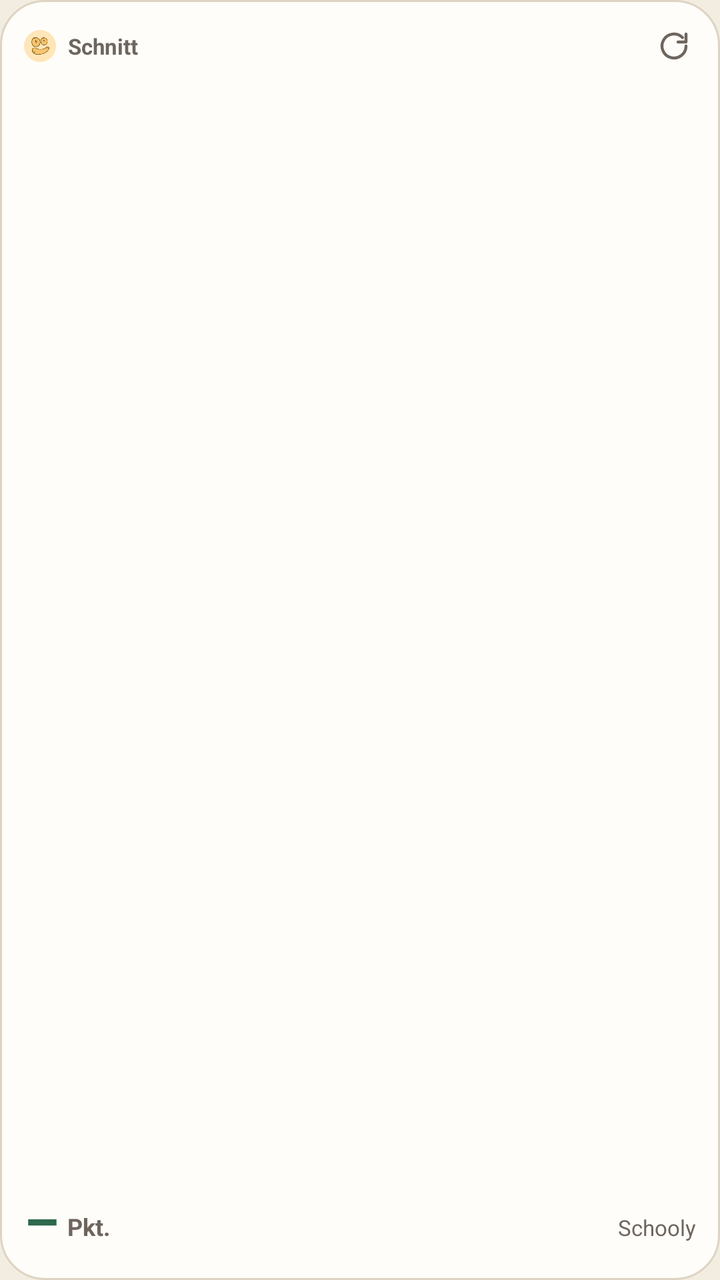
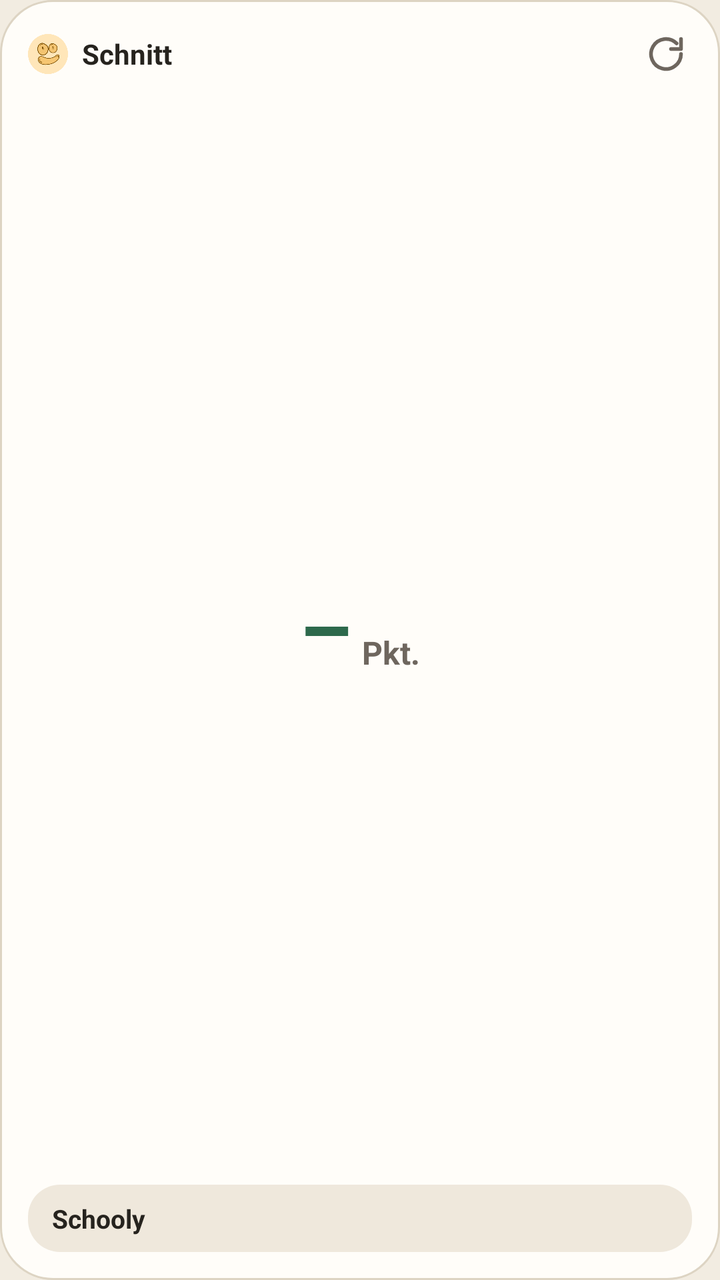

The first picture is an Android layout as it rendered before a commit; the second is the same layout after the commit. The layout source and the unified diff follow.
<!-- AndroidManifest.xml: application theme Theme.Schooly -->
<!-- res/layout/widget_grade_average.xml -->
<?xml version="1.0" encoding="utf-8"?>
<LinearLayout xmlns:android="http://schemas.android.com/apk/res/android"
    android:id="@+id/widget_avg_root"
    android:layout_width="match_parent"
    android:layout_height="match_parent"
    android:background="@drawable/widget_card_bg"
    android:orientation="vertical"
    android:padding="12dp">

    <LinearLayout
        android:layout_width="match_parent"
        android:layout_height="wrap_content"
        android:gravity="center_vertical"
        android:orientation="horizontal">

        <ImageView
            android:layout_width="16dp"
            android:layout_height="16dp"
            android:contentDescription="@string/app_name"
            android:src="@drawable/ic_schooly_mark" />

        <TextView
            android:id="@+id/avg_header_title"
            android:layout_width="0dp"
            android:layout_height="wrap_content"
            android:layout_marginStart="6dp"
            android:layout_weight="1"
            android:ellipsize="end"
            android:maxLines="1"
            android:text="Schnitt"
            android:textColor="@color/schooly_text_muted"
            android:textSize="11sp"
            android:textStyle="bold" />

        <ImageView
            android:id="@+id/avg_refresh_btn"
            android:layout_width="22dp"
            android:layout_height="22dp"
            android:contentDescription="@string/widget_refresh_cd"
            android:padding="3dp"
            android:src="@drawable/ic_widget_refresh" />
    </LinearLayout>

    <LinearLayout
        android:layout_width="match_parent"
        android:layout_height="0dp"
        android:layout_weight="1"
        android:gravity="bottom"
        android:orientation="horizontal">

        <TextView
            android:id="@+id/avg_value_text"
            android:layout_width="wrap_content"
            android:layout_height="wrap_content"
            android:fontFeatureSettings="tnum"
            android:includeFontPadding="false"
            android:text="–"
            android:textColor="@color/schooly_accent"
            android:textSize="28sp"
            android:textStyle="bold" />

        <TextView
            android:id="@+id/avg_unit_text"
            android:layout_width="wrap_content"
            android:layout_height="wrap_content"
            android:layout_marginStart="4dp"
            android:layout_marginBottom="3dp"
            android:text="Pkt."
            android:textColor="@color/schooly_text_muted"
            android:textSize="12sp"
            android:textStyle="bold" />

        <TextView
            android:id="@+id/avg_secondary_text"
            android:layout_width="0dp"
            android:layout_height="wrap_content"
            android:layout_marginStart="6dp"
            android:layout_marginBottom="3dp"
            android:layout_weight="1"
            android:ellipsize="end"
            android:gravity="end"
            android:maxLines="1"
            android:text="Schooly"
            android:textColor="@color/schooly_text_muted"
            android:textSize="11sp" />
    </LinearLayout>

</LinearLayout>
<!-- resources referenced by this layout -->
<resources>
  <color name="schooly_accent">#2D694C</color>
  <color name="schooly_text_muted">#6E665E</color>
  <!-- drawable ic_schooly_mark: png bitmap (drawable, 11386 bytes) -->
  <!-- drawable ic_widget_refresh (drawable) -->
  <vector xmlns:android="http://schemas.android.com/apk/res/android"
      android:width="20dp"
      android:height="20dp"
      android:viewportWidth="24"
      android:viewportHeight="24">
      <path
          android:fillColor="@android:color/transparent"
          android:pathData="M21,12a9,9 0,1 1,-2.64 -6.36"
          android:strokeColor="@color/schooly_text_muted"
          android:strokeLineCap="round"
          android:strokeLineJoin="round"
          android:strokeWidth="2.2" />
      <path
          android:fillColor="@android:color/transparent"
          android:pathData="M21,3v6h-6"
          android:strokeColor="@color/schooly_text_muted"
          android:strokeLineCap="round"
          android:strokeLineJoin="round"
          android:strokeWidth="2.2" />
  </vector>
  <!-- drawable widget_card_bg (drawable) -->
  <?xml version="1.0" encoding="utf-8"?>
  <shape xmlns:android="http://schemas.android.com/apk/res/android" android:shape="rectangle">
      <solid android:color="@color/schooly_card" />
      <stroke android:width="1dp" android:color="@color/schooly_border" />
      <corners android:radius="22dp" />
  </shape>
  <string name="app_name">Schooly</string>
  <string name="widget_refresh_cd">Aktualisieren</string>
  <style name="Theme.Schooly" parent="Theme.AppCompat.DayNight.NoActionBar">
          <item name="android:windowBackground">@color/schooly_bg</item>
          <item name="android:statusBarColor">@color/schooly_bg</item>
          <item name="android:navigationBarColor">@color/schooly_bg</item>
      </style>
  <color name="schooly_card">#FFFDF9</color>
  <color name="schooly_border">#DDD4C3</color>
  <color name="schooly_bg">#F2ECE1</color>
</resources>

<!-- the commit's change to res/layout/widget_grade_average.xml (unified diff, before → after) -->
@@ -3,9 +3,9 @@
     android:id="@+id/widget_avg_root"
     android:layout_width="match_parent"
     android:layout_height="match_parent"
-    android:background="@drawable/widget_card_bg"
+    android:background="@drawable/widget_card_bg_light"
     android:orientation="vertical"
-    android:padding="12dp">
+    android:padding="14dp">
 
     <LinearLayout
         android:layout_width="match_parent"
@@ -14,28 +14,50 @@
         android:orientation="horizontal">
 
         <ImageView
-            android:layout_width="16dp"
-            android:layout_height="16dp"
+            android:layout_width="20dp"
+            android:layout_height="20dp"
             android:contentDescription="@string/app_name"
             android:src="@drawable/ic_schooly_mark" />
 
         <TextView
             android:id="@+id/avg_header_title"
-            android:layout_width="0dp"
+            android:layout_width="wrap_content"
             android:layout_height="wrap_content"
-            android:layout_marginStart="6dp"
-            android:layout_weight="1"
+            android:layout_marginStart="7dp"
             android:ellipsize="end"
             android:maxLines="1"
             android:text="Schnitt"
-            android:textColor="@color/schooly_text_muted"
-            android:textSize="11sp"
+            android:textColor="#26231E"
+            android:textSize="14sp"
             android:textStyle="bold" />
+
+        <TextView
+            android:id="@+id/avg_halfyear_badge"
+            android:layout_width="wrap_content"
+            android:layout_height="wrap_content"
+            android:layout_marginStart="6dp"
+            android:background="@drawable/widget_accent_badge_light"
+            android:fontFeatureSettings="tnum"
+            android:maxLines="1"
+            android:paddingStart="8dp"
+            android:paddingTop="2dp"
+            android:paddingEnd="8dp"
+            android:paddingBottom="2dp"
+            android:text="12/1"
+            android:textColor="#2D694C"
+            android:textSize="12sp"
+            android:textStyle="bold"
+            android:visibility="gone" />
+
+        <LinearLayout
+            android:layout_width="0dp"
+            android:layout_height="1dp"
+            android:layout_weight="1" />
 
         <ImageView
             android:id="@+id/avg_refresh_btn"
-            android:layout_width="22dp"
-            android:layout_height="22dp"
+            android:layout_width="26dp"
+            android:layout_height="26dp"
             android:contentDescription="@string/widget_refresh_cd"
             android:padding="3dp"
             android:src="@drawable/ic_widget_refresh" />
@@ -45,7 +67,7 @@
         android:layout_width="match_parent"
         android:layout_height="0dp"
         android:layout_weight="1"
-        android:gravity="bottom"
+        android:gravity="center"
         android:orientation="horizontal">
 
         <TextView
@@ -54,35 +76,61 @@
             android:layout_height="wrap_content"
             android:fontFeatureSettings="tnum"
             android:includeFontPadding="false"
+            android:maxLines="1"
             android:text="–"
-            android:textColor="@color/schooly_accent"
-            android:textSize="28sp"
+            android:textColor="#2D694C"
+            android:textSize="42sp"
             android:textStyle="bold" />
 
         <TextView
             android:id="@+id/avg_unit_text"
             android:layout_width="wrap_content"
             android:layout_height="wrap_content"
-            android:layout_marginStart="4dp"
-            android:layout_marginBottom="3dp"
+            android:layout_marginStart="5dp"
+            android:layout_marginTop="10dp"
+            android:maxLines="1"
             android:text="Pkt."
-            android:textColor="@color/schooly_text_muted"
-            android:textSize="12sp"
+            android:textColor="#6E665E"
+            android:textSize="16sp"
             android:textStyle="bold" />
+    </LinearLayout>
+
+    <LinearLayout
+        android:id="@+id/avg_footer_box"
+        android:layout_width="match_parent"
+        android:layout_height="wrap_content"
+        android:background="@drawable/widget_row_bg_light"
+        android:gravity="center_vertical"
+        android:orientation="horizontal"
+        android:paddingStart="12dp"
+        android:paddingTop="8dp"
+        android:paddingEnd="12dp"
+        android:paddingBottom="8dp">
 
         <TextView
             android:id="@+id/avg_secondary_text"
             android:layout_width="0dp"
             android:layout_height="wrap_content"
-            android:layout_marginStart="6dp"
-            android:layout_marginBottom="3dp"
             android:layout_weight="1"
             android:ellipsize="end"
-            android:gravity="end"
+            android:fontFeatureSettings="tnum"
             android:maxLines="1"
             android:text="Schooly"
-            android:textColor="@color/schooly_text_muted"
-            android:textSize="11sp" />
+            android:textColor="#26231E"
+            android:textSize="13sp"
+            android:textStyle="bold" />
+
+        <TextView
+            android:id="@+id/avg_subjects_text"
+            android:layout_width="wrap_content"
+            android:layout_height="wrap_content"
+            android:layout_marginStart="6dp"
+            android:fontFeatureSettings="tnum"
+            android:maxLines="1"
+            android:text=""
+            android:textColor="#2D694C"
+            android:textSize="12sp"
+            android:textStyle="bold" />
     </LinearLayout>
 
 </LinearLayout>
<!-- resource entries referenced after the edit -->
@@ -1,6 +1,5 @@
 <!-- resources referenced by this layout -->
 <resources>
-  <color name="schooly_accent">#2D694C</color>
   <color name="schooly_text_muted">#6E665E</color>
   <!-- drawable ic_schooly_mark: png bitmap (drawable, 11386 bytes) -->
   <!-- drawable ic_widget_refresh (drawable) -->
@@ -24,22 +23,32 @@
           android:strokeLineJoin="round"
           android:strokeWidth="2.2" />
   </vector>
-  <!-- drawable widget_card_bg (drawable) -->
+  <!-- drawable widget_accent_badge_light (drawable) -->
   <?xml version="1.0" encoding="utf-8"?>
   <shape xmlns:android="http://schemas.android.com/apk/res/android" android:shape="rectangle">
-      <solid android:color="@color/schooly_card" />
-      <stroke android:width="1dp" android:color="@color/schooly_border" />
-      <corners android:radius="22dp" />
+      <solid android:color="#222D694C" />
+      <corners android:radius="999dp" />
+  </shape>
+  <!-- drawable widget_card_bg_light (drawable) -->
+  <?xml version="1.0" encoding="utf-8"?>
+  <shape xmlns:android="http://schemas.android.com/apk/res/android" android:shape="rectangle">
+      <solid android:color="#FFFDF9" />
+      <stroke android:width="1dp" android:color="#DDD4C3" />
+      <corners android:radius="26dp" />
+  </shape>
+  <!-- drawable widget_row_bg_light (drawable) -->
+  <?xml version="1.0" encoding="utf-8"?>
+  <shape xmlns:android="http://schemas.android.com/apk/res/android" android:shape="rectangle">
+      <solid android:color="#EFE8DC" />
+      <corners android:radius="16dp" />
   </shape>
   <string name="app_name">Schooly</string>
   <string name="widget_refresh_cd">Aktualisieren</string>
   <style name="Theme.Schooly" parent="Theme.AppCompat.DayNight.NoActionBar">
           <item name="android:windowBackground">@color/schooly_bg</item>
-          <item name="android:statusBarColor">@color/schooly_bg</item>
-          <item name="android:navigationBarColor">@color/schooly_bg</item>
+          <item name="android:statusBarColor">@android:color/transparent</item>
+          <item name="android:navigationBarColor">@android:color/transparent</item>
       </style>
-  <color name="schooly_card">#FFFDF9</color>
-  <color name="schooly_border">#DDD4C3</color>
   <color name="schooly_bg">#F2ECE1</color>
 </resources>
 
